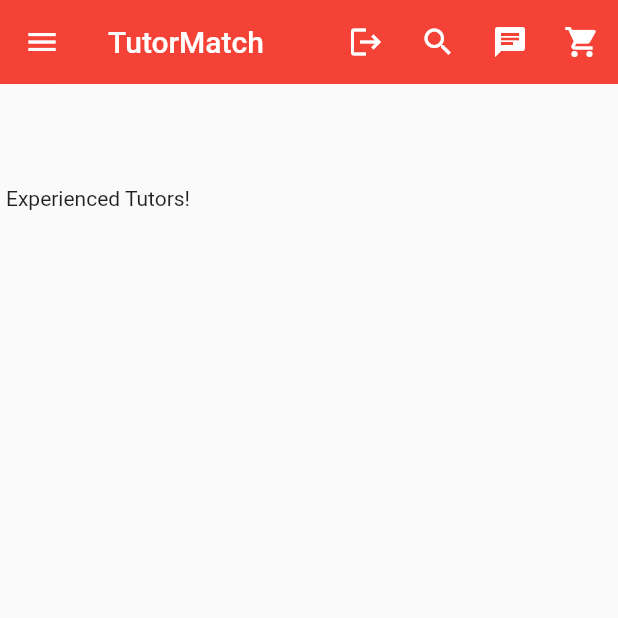
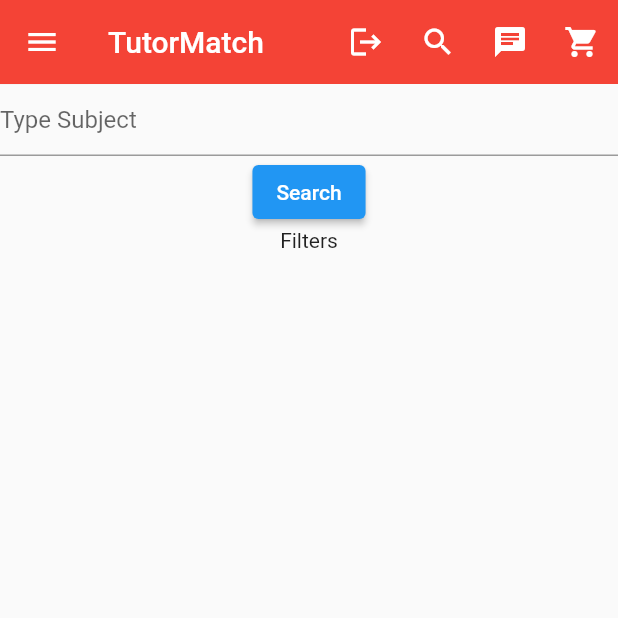
Before and after one commit to angelicaharris/flutter_booking_app, a Flutter app: the HomePage screen opened directly, on a phone screen of 412 x 824 dp, the top half of it. Run offline on Flutter 3.47's test engine with Material 2 defaults, Android fonts, the phone set to English and light mode, and no system bars; our stand-ins replace carousel_pro, cloud_firestore, firebase_auth, firebase_core, firebase_database, fluttertoast and 1 more; missing offline and left inert: dart:ffi, flutter_scale_ruler; accounts and stored records are empty.

Commit message:
filter WIP added subject

```diff
--- a/lib/pages/home.dart
+++ b/lib/pages/home.dart
@@ -3,6 +3,7 @@
 import 'package:flutter/material.dart';
 import 'package:carousel_pro/carousel_pro.dart';
 import 'package:firebase_auth/firebase_auth.dart';
+import 'package:flutter_scale_ruler/flutter_scale_ruler.dart';
 
 //my own imports
 import 'package:flutter_booking_app/components/horizontalListView.dart';
@@ -36,7 +37,10 @@
         // ...
         name = data["name"];
         email = data["email"];
+        String type = data["userType"];
         print('name - $name');
+        print('userType - $type');
+        getUsers(type);
         setState(() {});
       },
       onError: (e) => print("Error getting document: $e"),
@@ -45,27 +49,47 @@
 
   QuerySnapshot? usersSnap;
 
-  getUsers() {
+  getUsers(String type) {
     //get either tutors or students
+
+    //final db = FirebaseFirestore.instance;
     final db = FirebaseFirestore.instance;
+
+    print("here2");
+    print('userType1 - $type');
+    if (type == 'Tutor') {
       db.collection("users").where('userType', isEqualTo: 'Student').get().then(
         (res) {
           print("Successfully completed");
           // parse data to our model
           usersSnap = res;
           // update ui
+          print("here3");
           setState(() {});
         },
         onError: (e) => print("Error completing: $e"),
       );
+    } else {
+      db.collection("users").where('userType', isEqualTo: 'Tutor').get().then(
+        (res) {
+          print("Successfully completed");
+          // parse data to our model
+          usersSnap = res;
+          // update ui
+          print("here4");
+          setState(() {});
+        },
+        onError: (e) => print("Error completing: $e"),
+      );
+    }
   }
 
   @override
   void initState() {
     // TODO: implement initState
     super.initState();
+
     getCurrentUser();
-    getUsers();
   }
 
   @override
@@ -223,11 +247,13 @@
       ),
       body: new Column(
         children: <Widget>[
-          //image carousel begins here
-
-          //  image_carousel,
-
-          //padding widget
+          TextFormField(
+            decoration: InputDecoration(
+              hintText: "Type Subject",
+            ),
+          ),
+          ElevatedButton(onPressed: () {}, child: Text('Search')),
+          Text("Filters"),
           new Padding(
             padding: const EdgeInsets.all(4.0),
             child:
@@ -236,12 +262,12 @@
 
           //Horizontal list view begins here
           HorizontalList(),
-          new Padding(
+          /*  new Padding(
             padding: const EdgeInsets.all(4.0),
             child: Container(
                 alignment: Alignment.centerLeft,
                 child: new Text('Experienced Tutors!')),
-          ),
+          ),*/
           //grid view
           Flexible(
               child: Products(
--- a/pubspec.yaml
+++ b/pubspec.yaml
@@ -52,6 +52,7 @@
   intl: ^0.17.0
   uuid: ^3.0.6
   firebase_database: ^9.0.20
+  flutter_scale_ruler: ^0.0.3
 
   #cupertino_icons: any
   #pinput: ^2.2.11
```
Also changed, not shown: lib/pages/signup_screen.dart (+9 -7 lines), lib/pages/student_survey.dart (added, +67 -0 lines), pubspec.lock. Lines whose indentation alone changed are shown as unchanged.
